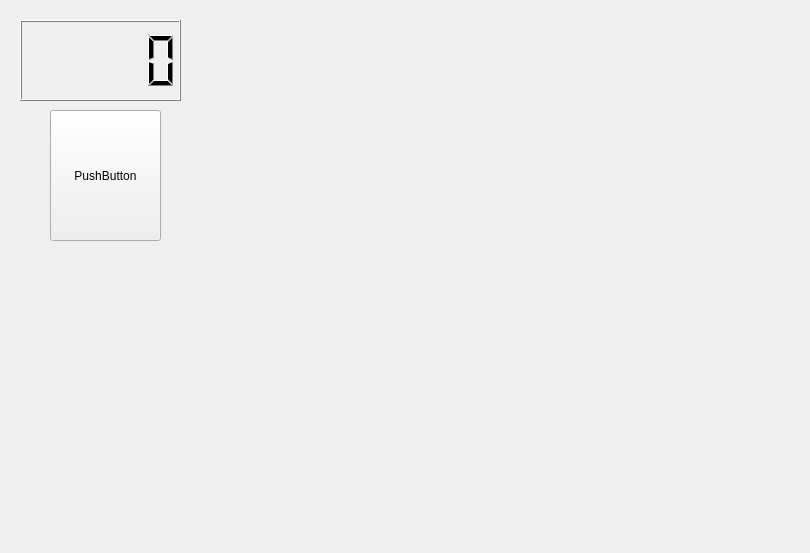
tigerjpg/cybersecurity, file forms/MainWindow.ui: the form before one commit.
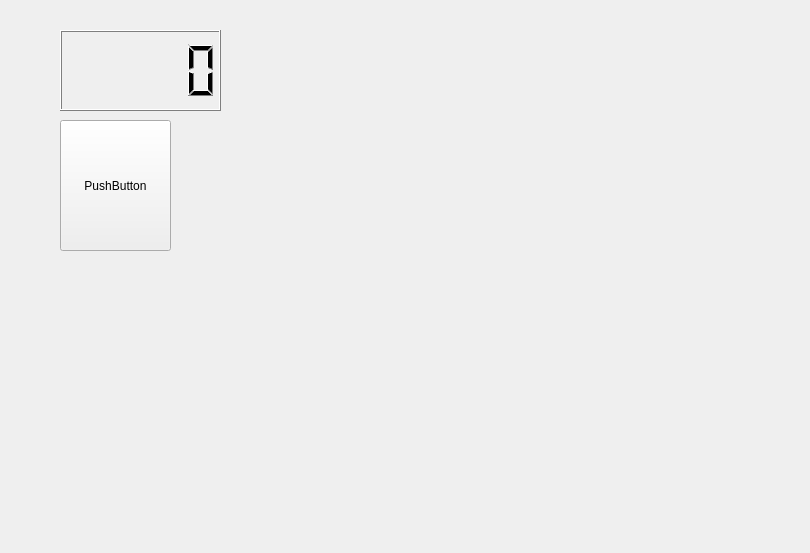
The form after the commit. Custom widgets are drawn as their Qt base class.

Commit message: set basic stackedwidget

Patch:
```diff
--- a/forms/MainWindow.ui
+++ b/forms/MainWindow.ui
@@ -17,11 +17,25 @@
    <bool>true</bool>
   </property>
   <widget class="QWidget" name="centralWidget">
+   <widget class="QStackedWidget" name="stackedWidget">
+    <property name="geometry">
+     <rect>
+      <x>10</x>
+      <y>0</y>
+      <width>781</width>
+      <height>491</height>
+     </rect>
+    </property>
+    <property name="currentIndex">
+     <number>1</number>
+    </property>
+    <widget class="QWidget" name="page"/>
+    <widget class="QWidget" name="page_tiger">
    <widget class="imagebutton" name="pushButton">
     <property name="geometry">
      <rect>
       <x>50</x>
-      <y>110</y>
+        <y>120</y>
       <width>111</width>
       <height>131</height>
      </rect>
@@ -36,8 +50,8 @@
    <widget class="QLCDNumber" name="lcdNumber">
     <property name="geometry">
      <rect>
-      <x>20</x>
-      <y>20</y>
+        <x>50</x>
+        <y>30</y>
       <width>161</width>
       <height>81</height>
      </rect>
@@ -466,6 +480,8 @@
     </property>
    </widget>
   </widget>
+   </widget>
+  </widget>
   <widget class="QMenuBar" name="menuBar">
    <property name="geometry">
     <rect>
```
Left out of the diff: 2 changed lines with no effect on the pictures. Lines whose indentation alone changed are shown as unchanged. The commit also changes 1 other file.
